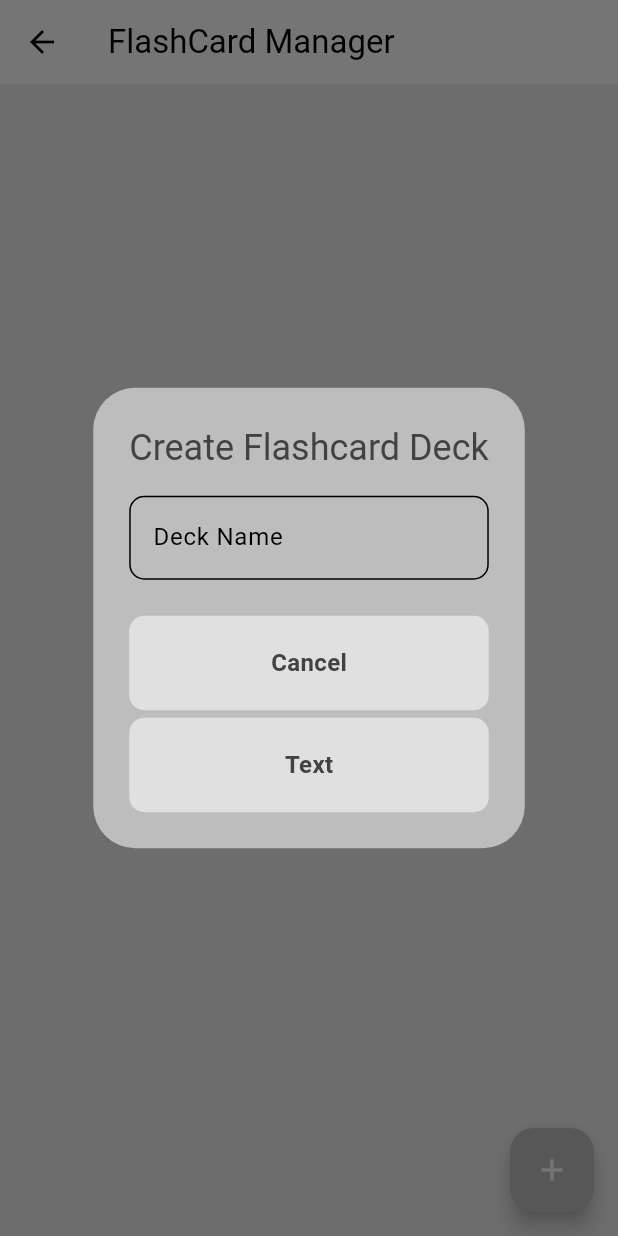
After one commit to VibrainiumMan/All_In_One, a Flutter app: the FlashCardManagerPage screen opened directly, after a tap on the "add" icon, on a phone screen of 412 x 824 dp. The commit adds this screen. Run offline on Flutter 3.47's test engine with Material 3 defaults, Android fonts, the phone set to English and light mode, and no system bars; our stand-ins replace cloud_firestore, file_picker, firebase_auth, firebase_core, firebase_storage, flutter_dotenv and 2 more; missing offline and left inert: flutter_sound; accounts and stored records are empty.

Commit message:
Added Flashcards and added a flash card manager

```diff
--- /dev/null
+++ b/lib/components/flash_card_deck.dart
@@ -0,0 +1,6 @@
+class FlashCardDeck {
+  final String deckID;
+  final String deckName;
+
+  FlashCardDeck({required this.deckID, required this.deckName});
+}
--- /dev/null
+++ b/lib/components/my_floating_action_button.dart
@@ -0,0 +1,17 @@
+import 'package:flutter/material.dart';
+
+class MyFloatingActionButton extends StatelessWidget {
+  final void Function()? onPressed;
+  final Widget child;
+
+  const MyFloatingActionButton({super.key, required this.onPressed, required this.child});
+
+  @override
+  Widget build(BuildContext context) {
+    return FloatingActionButton(
+      backgroundColor: Theme.of(context).colorScheme.secondary,
+      onPressed: onPressed,
+      child: child,
+    );
+  }
+}
--- /dev/null
+++ b/lib/pages/auth_pages/flash_card_manager_page.dart
@@ -0,0 +1,106 @@
+import 'package:all_in_one/components/my_floating_action_button.dart';
+import 'package:flutter/material.dart';
+import 'package:cloud_firestore/cloud_firestore.dart';
+import '../../auth/firestore_service.dart';
+import '../../components/my_button.dart';
+import '../../components/text_field.dart';
+import 'flash_card_deck_page.dart';
+
+class FlashCardManagerPage extends StatefulWidget {
+  const FlashCardManagerPage({super.key});
+
+  @override
+  _FlashCardManagerPageState createState() => _FlashCardManagerPageState();
+}
+
+class _FlashCardManagerPageState extends State<FlashCardManagerPage> {
+  final FirestoreService deckManager = FirestoreService();
+
+  Future<void> showCreateDeckDialog(BuildContext context) async {
+    final TextEditingController deckNameController = TextEditingController();
+
+    await showDialog(
+      context: context,
+      builder: (context) {
+        return AlertDialog(
+          backgroundColor: Theme.of(context).colorScheme.secondary,
+          title: const Text('Create Flashcard Deck'),
+          content: MyTextField(
+            controller: deckNameController,
+            hintText: "Deck Name",
+            obscureText: false,
+          ),
+          actions: [
+            MyButton(
+              onTap: () {
+                Navigator.of(context).pop();
+              },
+              text: "Cancel",
+            ),
+            const SizedBox(height: 5.0,),
+            MyButton(
+              onTap: () {
+                if (deckNameController.text.isNotEmpty) {
+                  deckManager.createFlashcardDeck(deckNameController.text);
+                  Navigator.of(context).pop();
+                }
+              },
+              text: "Text",
+            ),
+          ],
+        );
+      },
+    );
+  }
+
+  @override
+  Widget build(BuildContext context) {
+    return Scaffold(
+      backgroundColor: Theme.of(context).colorScheme.background,
+      appBar: AppBar(
+        title: const Text('FlashCard Manager'),
+      ),
+      body: StreamBuilder<QuerySnapshot>(
+        stream: deckManager.getDecks(),
+        builder: (context, snapshot) {
+          if (!snapshot.hasData) {
+            return const Center(
+              child: CircularProgressIndicator(),
+            );
+          }
+
+          final decks = snapshot.data!.docs.map((doc) {
+            return ListTile(
+              title: Text(doc['deckName']),
+              trailing: IconButton(
+                icon: const Icon(Icons.delete, color: Colors.red),
+                onPressed: () {
+                  deckManager.deleteFlashcardDeck(doc.id);
+                },
+              ),
+              onTap: () {
+                Navigator.push(
+                  context,
+                  MaterialPageRoute(
+                    builder: (context) => FlashcardDeckPage(
+                        deckId: doc.id, deckName: doc['deckName']),
+                  ),
+                );
+              },
+            );
+          }).toList();
+
+          return ListView(
+            children: decks,
+          );
+        },
+      ),
+      floatingActionButton: MyFloatingActionButton(
+        onPressed: () {
+          showCreateDeckDialog(context);
+        },
+        child: const Icon(Icons.add),
+      ),
+    );
+  }
+}
--- a/lib/themes/light_mode.dart
+++ b/lib/themes/light_mode.dart
@@ -3,7 +3,7 @@ import 'package:flutter/material.dart';
 ThemeData lightMode = ThemeData(
   brightness: Brightness.light,
   colorScheme: ColorScheme.light(
-    background: Colors.grey.shade400,
+    background: Colors.grey.shade200,
     primary: Colors.grey.shade300,
     secondary: Colors.grey.shade400,
     inversePrimary: Colors.grey.shade800,
```
Also changed, not shown: lib/auth/firestore_service.dart (added, +97 -0 lines), lib/components/flash_card.dart (added, +162 -0 lines), lib/pages/auth_pages/flash_card_deck_page.dart (added, +113 -0 lines), lib/pages/main_pages/home_page.dart (+37 -15 lines), lib/pages/main_pages/task_page.dart (+4 -4 lines).
